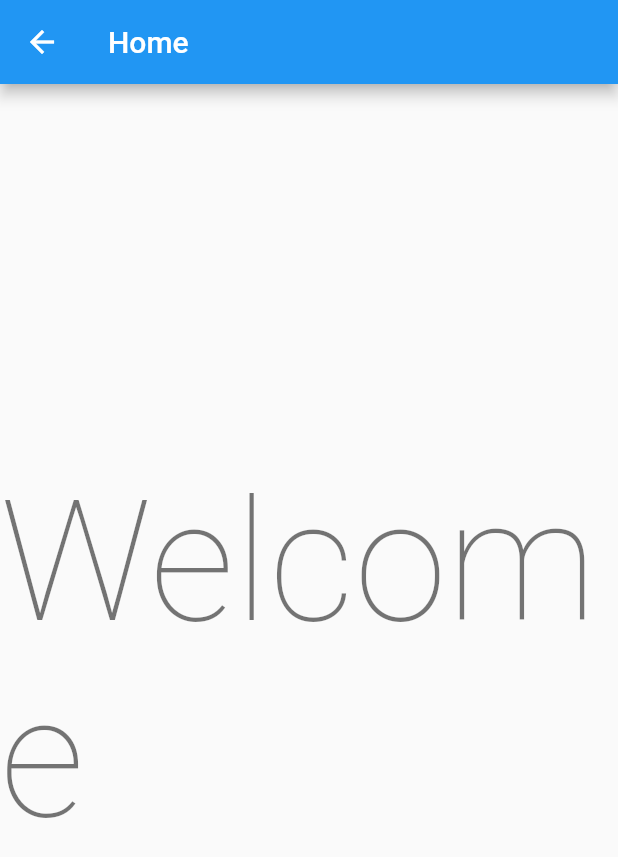
After one commit to leosuncin/flutter_todo_app, a Flutter app: the HomeScreen screen opened directly, on a phone screen of 412 x 824 dp. The commit adds this screen. Shown: the top 857 px of the screen. Run offline on Flutter 3.47's test engine with Material 2 defaults, Android fonts, the phone set to English and light mode, and no system bars; accounts and stored records are empty.

Commit message:
Navigate to home screen after login

```diff
--- a/lib/main.dart
+++ b/lib/main.dart
@@ -1,6 +1,7 @@
 import 'package:flutter/material.dart';
 import 'package:provider/provider.dart';
 import 'package:flutter_todo_app/providers/auth.dart';
+import 'package:flutter_todo_app/screens/home_screen.dart';
 import 'package:flutter_todo_app/screens/login_screen.dart';
 import 'package:flutter_todo_app/screens/register_screen.dart';
 
@@ -27,6 +28,7 @@ class MyApp extends StatelessWidget {
       routes: {
         LoginScreen.routeName: (_) => LoginScreen(),
         RegisterScreen.routeName: (_) => RegisterScreen(),
+        HomeScreen.routeName: (_) => HomeScreen(),
       },
     );
   }
--- /dev/null
+++ b/lib/screens/home_screen.dart
@@ -0,0 +1,20 @@
+import 'package:flutter/material.dart';
+
+class HomeScreen extends StatelessWidget {
+  static const routeName = '/';
+
+  @override
+  Widget build(BuildContext context) {
+    return Scaffold(
+      appBar: AppBar(
+        title: Text('Home'),
+      ),
+      body: Center(
+        child: Text(
+          'Welcome',
+          style: Theme.of(context).textTheme.headline1,
+        ),
+      ),
+    );
+  }
+}
--- a/lib/screens/login_screen.dart
+++ b/lib/screens/login_screen.dart
@@ -3,6 +3,7 @@ import 'package:provider/provider.dart';
 import 'package:flutter_todo_app/components/shared/primary_button.dart';
 import 'package:flutter_todo_app/components/shared/secondary_button.dart';
 import 'package:flutter_todo_app/providers/auth.dart';
+import 'package:flutter_todo_app/screens/home_screen.dart';
 import 'package:flutter_todo_app/screens/register_screen.dart';
 
 class LoginScreen extends StatefulWidget {
@@ -39,6 +40,7 @@ class _LoginScreenState extends State<LoginScreen> {
 
       try {
         await context.read<Auth>().login(email, password);
+        Navigator.of(context).pushReplacementNamed(HomeScreen.routeName);
       } on LoginException catch (e) {
         showDialog(
           context: context,
```
